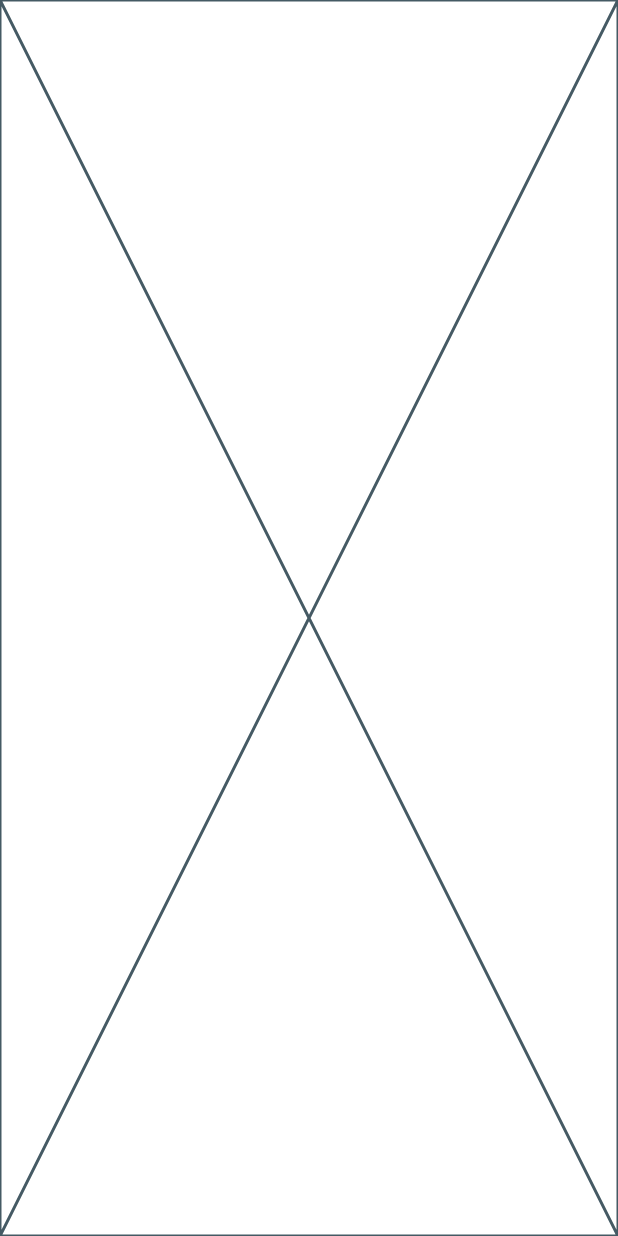
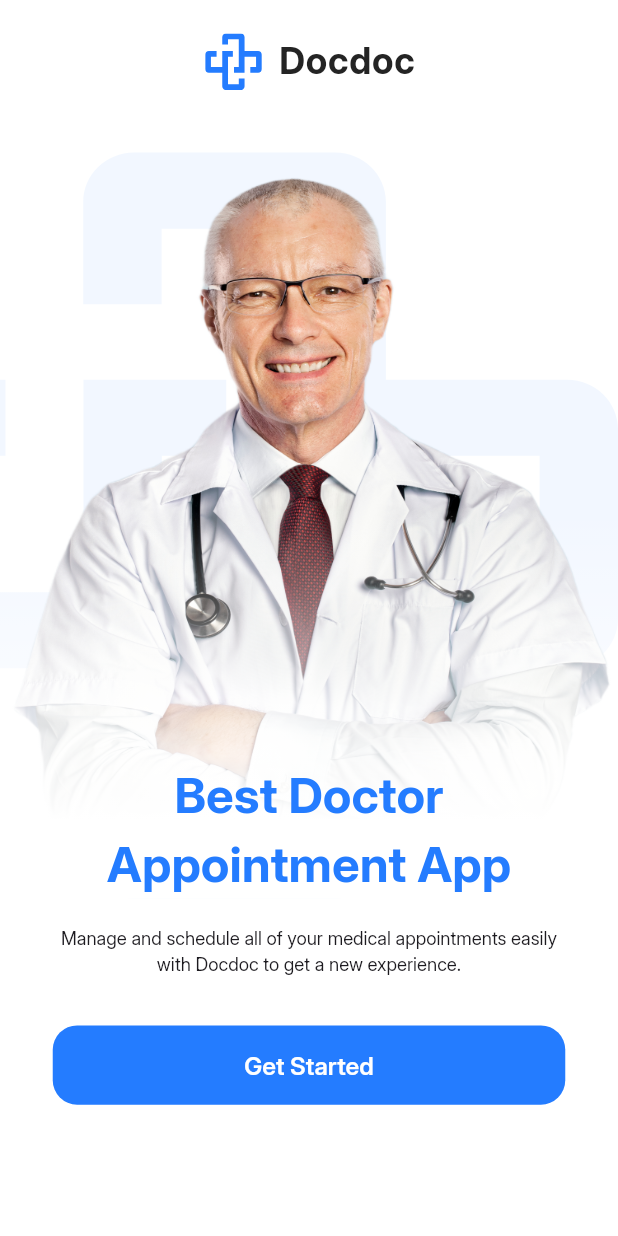
Before and after one commit to elsaramji/doctors_doc, a Flutter app: the screen it shows after launch, on a phone screen of 412 x 824 dp. Run offline on Flutter 3.47's test engine with Material 3 defaults, Android fonts, the phone set to English and light mode, and no system bars; our stand-ins replace flutter_screenutil, flutter_svg, go_router.

Commit message:
-edit splash to android12 -add Splash , screenutil , gorouter,flutter svg , flutter icon luncher -eidit android ndk version -add figma design -add font to asset -add app martrial in shared file -genrate image paths -create app routes file -imp go_router -genrate app colors from design -genrate app text_style from design -handel dimensions  on context -build on_bordering_view ✅

```diff
--- a/flutter_neive_splash.yaml
+++ b/flutter_neive_splash.yaml
@@ -1,6 +1,7 @@
 flutter_native_splash:
   color: "#ffffff"
-  background_image: "assets/images/Splash Screen.png"
+  image: "assets/images/Splash Screen.png"
+  #background_image: "assets/images/Splash Screen.png"
 
   android_12:
     image: assets/images/Splash Screenandroid12.png
--- /dev/null
+++ b/lib/config/images/images_path.dart
@@ -0,0 +1,22 @@
+// ignore_for_file: prefer_single_quotes
+class Assets {
+  Assets._();
+
+  /// Assets for assetsImagesAppIcons
+  /// assets/images/app_icons.png
+  static const String assetsImagesAppIcons = "assets/images/app_icons.png";
+
+  /// Assets for assetsImagesOnBordingBackground
+  /// assets/images/on_bording_background.svg
+  static const String assetsImagesOnBordingBackground = "assets/images/on_bording_background.svg";
+
+  /// Assets for assetsImagesOnBordingDocIcon
+  /// assets/images/on_bording_doc_icon.svg
+  static const String assetsImagesOnBordingDocIcon = "assets/images/on_bording_doc_icon.svg";
+
+  /// Assets for assetsImagesOnBordingDoctor
+  /// assets/images/on_bording_doctor.png
+  static const String assetsImagesOnBordingDoctor = "assets/images/on_bording_doctor.png";
+
+
+}
--- /dev/null
+++ b/lib/config/routes/constant_routs.dart
@@ -0,0 +1,3 @@
+class ConstantRouts {
+  static String onbording = "/onbording";
+}
--- /dev/null
+++ b/lib/config/routes/go_routs.dart
@@ -0,0 +1,67 @@
+// routes.dart
+
+import 'package:doctors_doc/futures/bording/presentation/views/bording_view.dart';
+import 'package:flutter/material.dart';
+import 'package:go_router/go_router.dart';
+
+final GoRouter router = GoRouter(
+  initialLocation: BordingView.route,
+  routes: [
+    GoRoute(
+      path: BordingView.route,
+      pageBuilder: (context, state) {
+        return _easyTransition(const BordingView());
+      },
+    ),
+  ],
+);
+
+CustomTransitionPage _easyTransition(Widget child) {
+  return CustomTransitionPage(
+    child: child,
+    transitionsBuilder: (context, animation, secondaryAnimation, child) {
+      final opacityAnimation = Tween<double>(
+        begin: 0,
+        end: 1,
+      ).animate(animation);
+
+      return FadeTransition(
+        opacity: opacityAnimation,
+        child: ScaleTransition(
+          scale: Tween<double>(begin: 0.95, end: 1).animate(animation),
+          child: child,
+        ),
+      );
+    },
+  );
+}
+
+
+
+
+
+/*
+/// Make fun transition as commit
+CustomTransitionPage _funnyTransition(Widget child) {
+  return CustomTransitionPage(
+    child: child,
+    transitionsBuilder: (context, animation, secondaryAnimation, child) {
+      final offsetAnimation = Tween<Offset>(
+        begin: const Offset(1.0, -1.0),
+        end: Offset.zero,
+      ).animate(animation);
+
+      final rotateAnimation =
+          Tween<double>(begin: 0.5, end: 0).animate(animation);
+
+      return SlideTransition(
+        position: offsetAnimation,
+        child: RotationTransition(
+          turns: rotateAnimation,
+          child: child,
+        ),
+      );
+    },
+  );
+}
+*/
--- /dev/null
+++ b/lib/config/themes/colors.dart
@@ -0,0 +1,36 @@
+import 'package:flutter/material.dart';
+
+class AppColors {
+  static Color textBody = Color(0xff757575);
+  static const Color primarySurface = Color(0xfff4f8ff);
+  static const Color primary20 = Color(0xffd3e5ff);
+  static const Color primary40 = Color(0xffa7cbff);
+  static const Color primary60 = Color(0xff7cb0ff);
+  static const Color primary80 = Color(0xff5096ff);
+  static const Color primary100 = Color(0xff247cff);
+  static const Color secondarysurfaceblue = Color(0xffeaf2ff);
+  static const Color secondarysurfacegreen = Color(0xffe9faef);
+  static const Color secondarysurfacered = Color(0xffffeeef);
+  static const Color secondarysurfacetext = Color(0xfff2f4f7);
+  static const Color secondaryfillblue = Color(0xff247cff);
+  static const Color secondaryfillgreen = Color(0xff22c55e);
+  static const Color secondaryfillred = Color(0xffff4c5e);
+  static const Color secondaryform = Color(0xfffdfdff);
+  static const Color backgroundwhite = Color(0xffffffff);
+  static const Color backgroundchat = Color(0xfff8f9fd);
+  static const Color warning100 = Color(0xffffd600);
+  static const Color warning80 = Color(0xffffdd2a);
+  static const Color warning60 = Color(0xffffe455);
+  static const Color warning40 = Color(0xffffea80);
+  static const Color warning20 = Color(0xfffff7cc);
+  static const Color text10 = Color(0xffffffff);
+  static const Color text20 = Color(0xfff5f5f5);
+  static const Color text30 = Color(0xffededed);
+  static const Color text40 = Color(0xffe0e0e0);
+  static const Color text50 = Color(0xffc2c2c2);
+  static const Color text60 = Color(0xff9e9e9e);
+  static const Color textbody = Color(0xff757575);
+  static const Color text80 = Color(0xff616161);
+  static const Color text90 = Color(0xff404040);
+  static const Color text100 = Color(0xff242424);
+}
--- /dev/null
+++ b/lib/config/themes/texts_styles.dart
@@ -0,0 +1,265 @@
+import 'package:flutter/material.dart';
+import 'package:flutter_screenutil/flutter_screenutil.dart';
+
+class AppTextStyles {
+  static TextStyle interBold48 = TextStyle(
+    fontSize: 48.sp,
+    decoration: TextDecoration.none,
+    fontFamily: 'Inter-Bold',
+    fontStyle: FontStyle.normal,
+    fontWeight: FontWeight.w700,
+    letterSpacing: 0,
+  );
+
+  static TextStyle interBold40 = TextStyle(
+    fontSize: 40.sp,
+    decoration: TextDecoration.none,
+    fontFamily: 'Inter-Bold',
+    fontStyle: FontStyle.normal,
+    fontWeight: FontWeight.w700,
+    letterSpacing: 0,
+  );
+
+  static TextStyle interBold32 = TextStyle(
+    fontSize: 32.sp,
+    decoration: TextDecoration.none,
+    fontFamily: 'Inter-Bold',
+    fontStyle: FontStyle.normal,
+    fontWeight: FontWeight.w700,
+    letterSpacing: 0,
+  );
+
+  static TextStyle interBold24 = TextStyle(
+    fontSize: 24.sp,
+    decoration: TextDecoration.none,
+    fontFamily: 'Inter-Bold',
+    fontStyle: FontStyle.normal,
+    fontWeight: FontWeight.w700,
+    letterSpacing: -2,
+  );
+
+  static TextStyle interBold20 = TextStyle(
+    fontSize: 20.sp,
+    decoration: TextDecoration.none,
+    fontFamily: 'Inter-Bold',
+    fontStyle: FontStyle.normal,
+    fontWeight: FontWeight.w700,
+    letterSpacing: 0,
+  );
+
+  static TextStyle interBold18 = TextStyle(
+    fontSize: 18.sp,
+    decoration: TextDecoration.none,
+    fontFamily: 'Inter-Bold',
+    fontStyle: FontStyle.normal,
+    fontWeight: FontWeight.w700,
+    letterSpacing: 0,
+  );
+
+  static TextStyle interBold16 = TextStyle(
+    fontSize: 16.sp,
+    decoration: TextDecoration.none,
+    fontFamily: 'Inter-Bold',
+    fontStyle: FontStyle.normal,
+    fontWeight: FontWeight.w700,
+    letterSpacing: 0,
+  );
+
+  static TextStyle interBold14 = TextStyle(
+    fontSize: 14.sp,
+    decoration: TextDecoration.none,
+    fontFamily: 'Inter-Bold',
+    fontStyle: FontStyle.normal,
+    fontWeight: FontWeight.w700,
+    letterSpacing: 0,
+  );
+
+  static TextStyle interBold12 = TextStyle(
+    fontSize: 12.sp,
+    decoration: TextDecoration.none,
+    fontFamily: 'Inter-Bold',
+    fontStyle: FontStyle.normal,
+    fontWeight: FontWeight.w700,
+    letterSpacing: 0,
+  );
+
+  static TextStyle interSemibold40 = TextStyle(
+    fontSize: 40.sp,
+    decoration: TextDecoration.none,
+    fontFamily: 'Inter_Semi_Bold',
+    fontStyle: FontStyle.normal,
+    fontWeight: FontWeight.w700,
+    letterSpacing: 0,
+  );
+
+  static TextStyle interSemibold36 = TextStyle(
+    fontSize: 36.sp,
+    decoration: TextDecoration.none,
+    fontFamily: 'Inter_Semi_Bold',
+    fontStyle: FontStyle.normal,
+    fontWeight: FontWeight.w700,
+    letterSpacing: 0,
+  );
+
+  static TextStyle interSemibold28 = TextStyle(
+    fontSize: 28.sp,
+    decoration: TextDecoration.none,
+    fontFamily: 'Inter_Semi_Bold',
+    fontStyle: FontStyle.normal,
+    fontWeight: FontWeight.w700,
+    letterSpacing: 0,
+  );
+
+  static TextStyle interSemibold24 = TextStyle(
+    fontSize: 24.sp,
+    decoration: TextDecoration.none,
+    fontFamily: 'Inter_Semi_Bold',
+    fontStyle: FontStyle.normal,
+    fontWeight: FontWeight.w700,
+    letterSpacing: 0,
+  );
+
+  static TextStyle interSemibold20 = TextStyle(
+    fontSize: 20.sp,
+    decoration: TextDecoration.none,
+    fontFamily: 'Inter_Semi_Bold',
+    fontStyle: FontStyle.normal,
+    fontWeight: FontWeight.w700,
+    letterSpacing: 0,
+  );
+
+  static TextStyle interSemibold18 = TextStyle(
+    fontSize: 18.sp,
+    decoration: TextDecoration.none,
+    fontFamily: 'Inter_Semi_Bold',
+    fontStyle: FontStyle.normal,
+    fontWeight: FontWeight.w700,
+    letterSpacing: 0,
+  );
+
+  static TextStyle interSemibold16 = TextStyle(
+    fontSize: 16.sp,
+    decoration: TextDecoration.none,
+    fontFamily: 'Inter_Semi_Bold',
+    fontStyle: FontStyle.normal,
+    fontWeight: FontWeight.w700,
+    letterSpacing: 0,
+  );
+
+  static TextStyle interSemibold14 = TextStyle(
+    fontSize: 14.sp,
+    decoration: TextDecoration.none,
+    fontFamily: 'Inter_Semi_Bold',
+    fontStyle: FontStyle.normal,
+    fontWeight: FontWeight.w700,
+    letterSpacing: 0,
+  );
+
+  static TextStyle interSemibold12 = TextStyle(
+    fontSize: 12.sp,
+    decoration: TextDecoration.none,
+    fontFamily: 'Inter_Semi_Bold',
+    fontStyle: FontStyle.normal,
+    fontWeight: FontWeight.w700,
+    letterSpacing: 0,
+  );
+
+  static TextStyle interSemibold11 = TextStyle(
+    fontSize: 11.sp,
+    decoration: TextDecoration.none,
+    fontFamily: 'Inter_Semi_Bold',
+    fontStyle: FontStyle.normal,
+    fontWeight: FontWeight.w700,
+    letterSpacing: 0,
+  );
+
+  static TextStyle interSemibold16h = TextStyle(
+    fontSize: 16.sp,
+    decoration: TextDecoration.none,
+    fontFamily: 'Inter_Semi_Bold',
+    fontStyle: FontStyle.normal,
+    fontWeight: FontWeight.w700,
+    letterSpacing: 0,
+  );
+
+  static TextStyle interMedium32 = TextStyle(
+    fontSize: 32.sp,
+    decoration: TextDecoration.none,
+    fontFamily: 'Inter-Medium',
+    fontStyle: FontStyle.normal,
+    fontWeight: FontWeight.w500,
+    letterSpacing: 0,
+  );
+
+  static TextStyle interMedium26 = TextStyle(
+    fontSize: 26.sp,
+    decoration: TextDecoration.none,
+    fontFamily: 'Inter-Medium',
+    fontStyle: FontStyle.normal,
+    fontWeight: FontWeight.w500,
+    letterSpacing: 0,
+  );
+
+  static TextStyle interMedium24 = TextStyle(
+    fontSize: 24.sp,
+    decoration: TextDecoration.none,
+    fontFamily: 'Inter-Medium',
+    fontStyle: FontStyle.normal,
+    fontWeight: FontWeight.w500,
+    letterSpacing: 0,
+  );
+
+  static TextStyle interMedium20 = TextStyle(
+    fontSize: 20.sp,
+    decoration: TextDecoration.none,
+    fontFamily: 'Inter-Medium',
+    fontStyle: FontStyle.normal,
+    fontWeight: FontWeight.w500,
+    letterSpacing: 0,
+  );
+
+  static TextStyle interMedium18 = TextStyle(
+    fontSize: 18.sp,
+    decoration: TextDecoration.none,
+    fontFamily: 'Inter-Medium',
+    fontStyle: FontStyle.normal,
+    fontWeight: FontWeight.w500,
+    letterSpacing: 0,
+  );
+
+  static TextStyle interMedium16 = TextStyle(
+    fontSize: 16.sp,
+    decoration: TextDecoration.none,
+    fontFamily: 'Inter-Medium',
+    fontStyle: FontStyle.normal,
+    fontWeight: FontWeight.w500,
+    letterSpacing: 0,
+  );
+
+  static TextStyle interRegular16 = TextStyle(
+    fontSize: 16.sp,
+    decoration: TextDecoration.none,
+    fontFamily: 'Inter-Regular',
+    fontStyle: FontStyle.normal,
+    fontWeight: FontWeight.w400,
+    letterSpacing: 0,
+  );
+
+  static TextStyle interRegular14 = TextStyle(
+    fontSize: 14.sp,
+    decoration: TextDecoration.none,
+    fontFamily: 'Inter-Regular',
+    fontStyle: FontStyle.normal,
+    fontWeight: FontWeight.w400,
+    letterSpacing: 0,
+  );
+
+  static TextStyle interRegular12 = TextStyle(
+    fontSize: 12.sp,
+    decoration: TextDecoration.none,
+    fontFamily: 'Inter-Regular',
+    fontStyle: FontStyle.normal,
+    fontWeight: FontWeight.w400,
+    letterSpacing: 0,
+  );
+}
--- /dev/null
+++ b/lib/core/context/dimentions.dart
@@ -0,0 +1,10 @@
+import 'package:flutter/material.dart';
+import 'package:flutter_screenutil/flutter_screenutil.dart';
+
+extension Dimentions on BuildContext {
+  height(BuildContext con) => MediaQuery.sizeOf(con).height;
+  width(BuildContext con) => MediaQuery.sizeOf(con).width;
+
+  verticalSpace(double height) => SizedBox(height: height.h);
+  horizontalSpace(double width) => SizedBox(width: width.w);
+}
--- /dev/null
+++ b/lib/futures/bording/presentation/views/bording_view.dart
@@ -0,0 +1,124 @@
+import 'package:doctors_doc/config/images/images_path.dart';
+import 'package:doctors_doc/config/routes/constant_routs.dart';
+import 'package:doctors_doc/config/themes/colors.dart';
+import 'package:doctors_doc/config/themes/texts_styles.dart';
+import 'package:doctors_doc/core/context/dimentions.dart';
+import 'package:flutter/material.dart';
+import 'package:flutter_screenutil/flutter_screenutil.dart';
+import 'package:flutter_svg/svg.dart';
+
+class BordingView extends StatelessWidget {
+  static String route = ConstantRouts.onbording;
+  const BordingView({super.key});
+
+  @override
+  Widget build(BuildContext context) {
+    return Scaffold(
+      backgroundColor: Color(0xffffffff),
+      body: SafeArea(
+        child: Column(
+          children: [
+            context.verticalSpace(21),
+            Row(
+              mainAxisAlignment: MainAxisAlignment.center,
+              children: [
+                SvgPicture.asset(
+                  Assets.assetsImagesOnBordingDocIcon,
+                  width: 38.2.w,
+                  height: 38.2.h,
+                ),
+                context.horizontalSpace(8),
+                Text(
+                  "Docdoc",
+                  style: AppTextStyles.interBold24.copyWith(
+                    color: AppColors.text100,
+                    letterSpacing: 0.5,
+                  ),
+                ),
+              ],
+            ),
+            context.verticalSpace(40),
+            SizedBox(
+              height: 491.h,
+              child: Stack(
+                fit: StackFit.expand,
+                children: [
+                  SvgPicture.asset(
+                    Assets.assetsImagesOnBordingBackground,
+                    fit: BoxFit.fill,
+                  ),
+                  Image.asset(
+                    Assets.assetsImagesOnBordingDoctor,
+                    fit: BoxFit.fill,
+                  ),
+                  Positioned.fill(
+                    top: 235.h,
+
+                    child: Container(
+                      padding: EdgeInsets.symmetric(horizontal: 32.w),
+                      child: Align(
+                        alignment: Alignment.bottomCenter,
+                        child: Text(
+                          "Best Doctor\nAppointment App",
+                          textAlign: TextAlign.center,
+                          style: AppTextStyles.interBold32.copyWith(
+                            color: AppColors.primary100,
+                          ),
+                        ),
+                      ),
+                      decoration: BoxDecoration(
+                        gradient: LinearGradient(
+                          stops: [0.2, 1],
+                          begin: Alignment.bottomCenter,
+                          end: Alignment.topCenter,
+                          colors: [Colors.white, Colors.white.withAlpha(0)],
+                        ),
+                      ),
+                    ),
+                  ),
+                ],
+              ),
+            ),
+
+            context.verticalSpace(18),
+            Padding(
+              padding: EdgeInsets.symmetric(horizontal: 32.w),
+              child: Text(
+                "Manage and schedule all of your medical appointments easily with Docdoc to get a new experience.",
+                textAlign: TextAlign.center,
+                style:
+                    AppTextStyles.interRegular12
+                      ..copyWith(color: AppColors.textbody),
+              ),
+            ),
+
+            context.verticalSpace(32),
+            Padding(
+              padding: EdgeInsets.symmetric(horizontal: 32.w),
+              child: TextButton(
+                onPressed: () {},
+                child: Text(
+                  "Get Started",
+                  style: AppTextStyles.interSemibold16.copyWith(
+                    color: Colors.white,
+                  ),
+                ),
+                style: ButtonStyle(
+                  shape: WidgetStatePropertyAll(
+                    RoundedRectangleBorder(
+                      borderRadius: BorderRadius.circular(16.r),
+                    ),
+                  ),
+                  minimumSize: WidgetStatePropertyAll(
+                    Size(context.width(context), 52.h),
+                  ),
+                  backgroundColor: WidgetStatePropertyAll(AppColors.primary100),
+                ),
+              ),
+            ),
+          ],
+        ),
+      ),
+    );
+  }
+}
--- a/lib/shared/views/doc_matrial.dart
+++ b/lib/shared/views/doc_matrial.dart
@@ -1,10 +1,21 @@
+import 'package:doctors_doc/config/routes/go_routs.dart';
 import 'package:flutter/material.dart';
+import 'package:flutter_screenutil/flutter_screenutil.dart';
 
 class DocApp extends StatelessWidget {
   const DocApp({super.key});
 
   @override
   Widget build(BuildContext context) {
-    return MaterialApp(debugShowCheckedModeBanner: false, home: Placeholder());
+    return ScreenUtilInit(
+      designSize: const Size(375, 812),
+      minTextAdapt: true,
+      splitScreenMode: true,
+      builder:
+          (context, child) => MaterialApp.router(
+            debugShowCheckedModeBanner: false,
+            routerConfig: router,
+          ),
+    );
   }
 }
```
Also changed, not shown: pubspec.yaml (+27 -7 lines), assets/fonts/inter/Inter_28pt-Bold.ttf (added), assets/fonts/inter/Inter_28pt-Medium.ttf (added), assets/fonts/inter/Inter_28pt-Regular.ttf (added), assets/fonts/inter/Inter_28pt-SemiBold.ttf (added), assets/images/Splash Screenandroid12.png, assets/images/on_bording_background.svg (added), assets/images/on_bording_doc_icon.svg (added), assets/images/on_bording_doctor.png (added), pubspec.lock, 35 other files.
